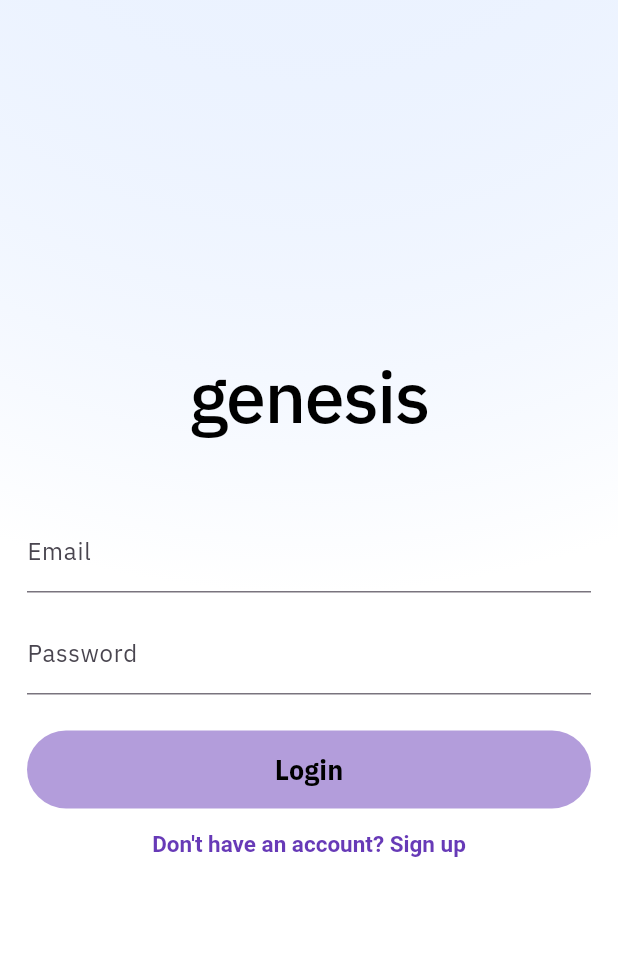
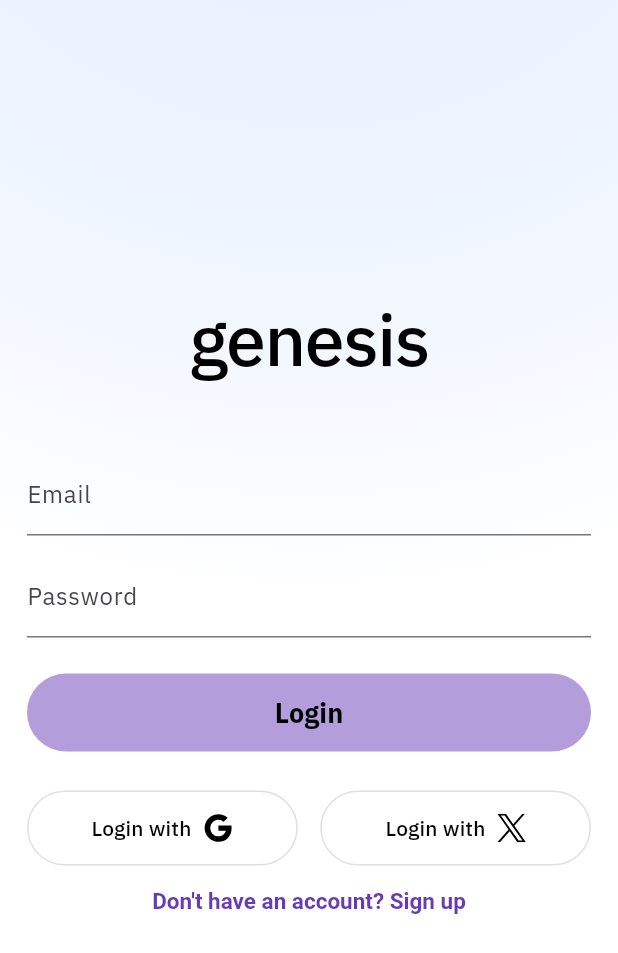
Before and after one commit to Nswa/genesis_f1, a Flutter app: the screen it shows after launch, on a phone screen of 412 x 824 dp. Shown: the top 953 px of the screen. Run offline on Flutter 3.47's test engine with Material 3 defaults, Android fonts, the phone set to English and light mode, and no system bars; our stand-ins replace cached_network_image, cloud_firestore, connectivity_plus, firebase_auth, firebase_core, firebase_storage and 6 more; missing offline and left inert: firebase_app_check, fuzzy; accounts and stored records are empty.

Commit message:
added login with buttons

```diff
--- a/lib/screens/auth_screen.dart
+++ b/lib/screens/auth_screen.dart
@@ -1,4 +1,5 @@
 import 'package:flutter/material.dart';
+import 'package:flutter_svg/flutter_svg.dart'; // Import flutter_svg
 import 'package:genesis_f1/digital_assets/auth_bg.dart';
 import 'package:genesis_f1/utils/system_ui_helper.dart';
 import '../services/auth_manager.dart';
@@ -79,6 +80,77 @@ class _AuthScreenState extends State<AuthScreen> {
                       ),
                     ),
                   ),
+                  const SizedBox(height: 26), // Added padding
+                  Row(
+                    mainAxisAlignment: MainAxisAlignment.spaceBetween,
+                    children: [
+                      Expanded(
+                        child: ElevatedButton.icon(
+                          icon: const Text('Login with'), // Moved Text to icon
+                          label: SvgPicture.asset( // Moved SvgPicture to label
+                            'assets/logo/google_logo.svg',
+                            height: 20.0,
+                            colorFilter: ColorFilter.mode(
+                              Theme.of(context).brightness == Brightness.dark
+                                  ? Colors.white
+                                  : Colors.black,
+                              BlendMode.srcIn,
+                            ),
+                          ),
+                          onPressed: () {
+                            // TODO: Implement Google Sign-In
+                          },
+                          style: ElevatedButton.styleFrom(
+                            foregroundColor: Theme.of(context).brightness == Brightness.dark
+                                ? Colors.white
+                                : Colors.black,
+                            backgroundColor: Theme.of(context).brightness == Brightness.dark
+                                ? Colors.black
+                                : Colors.white,
+                            padding: const EdgeInsets.symmetric(vertical: 15), // Increased vertical padding
+                            shape: RoundedRectangleBorder(
+                              borderRadius: BorderRadius.circular(100),
+                              side: BorderSide(color: Colors.grey.shade300),
+                            ),
+                            elevation: 0,
+                          ),
+                        ),
+                      ),
+                      const SizedBox(width: 15),
+                      Expanded(
+                        child: ElevatedButton.icon(
+                          icon: const Text('Login with'), // Moved Text to icon
+                          label: SvgPicture.asset( // Moved SvgPicture to label
+                            'assets/logo/x_logo.svg',
+                            height:19.0,
+                            colorFilter: ColorFilter.mode(
+                              Theme.of(context).brightness == Brightness.dark
+                                  ? Colors.white
+                                  : Colors.black,
+                              BlendMode.srcIn,
+                            ),
+                          ),
+                          onPressed: () {
+                            // TODO: Implement X Sign-In
+                          },
+                          style: ElevatedButton.styleFrom(
+                            foregroundColor: Theme.of(context).brightness == Brightness.dark
+                                ? Colors.white
+                                : Colors.black,
+                            backgroundColor: Theme.of(context).brightness == Brightness.dark
+                                ? Colors.black
+                                : Colors.white,
+                            padding: const EdgeInsets.symmetric(vertical: 15), // Increased vertical padding
+                            shape: RoundedRectangleBorder(
+                              borderRadius: BorderRadius.circular(100),
+                              side: BorderSide(color: Colors.grey.shade300),
+                            ),
+                            elevation: 0,
+                          ),
+                        ),
+                      ),
+                    ],
+                  ),
                   TextButton(
                     onPressed: () => setState(() => isLogin = !isLogin),
                     child: Text(
--- a/pubspec.yaml
+++ b/pubspec.yaml
@@ -30,6 +30,7 @@ environment:
 dependencies:
   flutter:
     sdk: flutter
+  flutter_svg: ^2.0.10+1 # Added for SVG support
 
   # The following adds the Cupertino Icons font to your application.
   # Use with the CupertinoIcons class for iOS style icons.
@@ -89,6 +90,9 @@ flutter:
   # "family" key with the font family name, and a "fonts" key with a
   # list giving the asset and other descriptors for the font. For
   # example:
+  assets:
+    - assets/logo/
+
   fonts:
    - family: IBM Plex Sans
      fonts:
```
Also changed, not shown: assets/logo/google_logo.svg (renamed from assets/fonts/logo/google_logo.svg), assets/logo/x_logo.svg (renamed from assets/fonts/logo/x_logo.svg), pubspec.lock.
